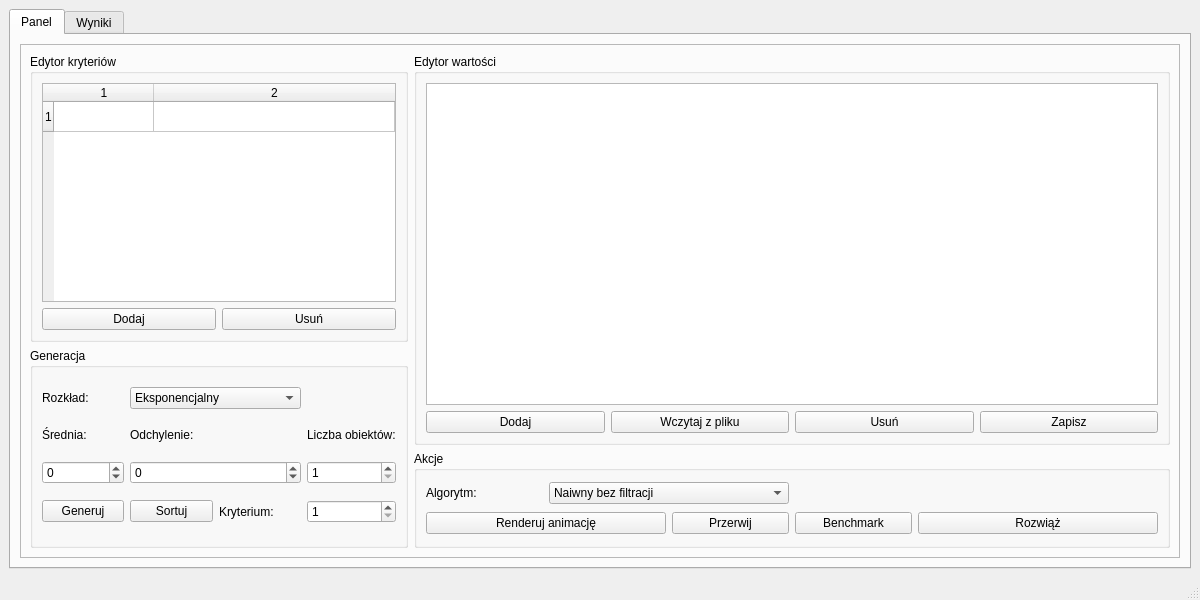
This is lab1/OW_GUI/form.ui in Julnowak/Optymalizacja-wielokryterialna as Qt 5 draws it before an edit. The edited form follows.
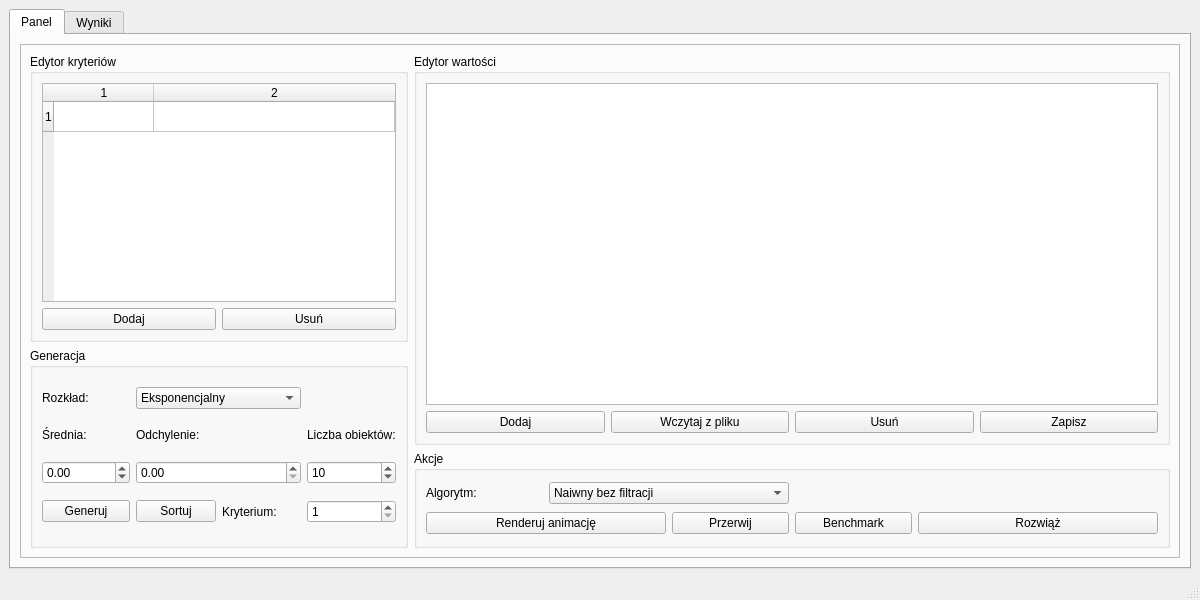
This is the edited form. Custom widgets are drawn as their Qt base class.

Patch:
```diff
--- a/lab1/OW_GUI/form.ui
+++ b/lab1/OW_GUI/form.ui
@@ -81,20 +81,6 @@
                 </property>
                </widget>
               </item>
-              <item row="2" column="0">
-               <widget class="QSpinBox" name="mean_num">
-                <property name="minimum">
-                 <number>-99</number>
-                </property>
-               </widget>
-              </item>
-              <item row="2" column="1" colspan="2">
-               <widget class="QSpinBox" name="odch_num">
-                <property name="minimum">
-                 <number>-99</number>
-                </property>
-               </widget>
-              </item>
               <item row="2" column="3">
                <widget class="QSpinBox" name="point_num">
                 <property name="minimum">
@@ -103,6 +89,9 @@
                 <property name="maximum">
                  <number>999999999</number>
                 </property>
+                <property name="value">
+                 <number>10</number>
+                </property>
                </widget>
               </item>
               <item row="3" column="0">
@@ -177,6 +166,26 @@
                 </property>
                </widget>
               </item>
+              <item row="2" column="1" colspan="2">
+               <widget class="QDoubleSpinBox" name="odch_num">
+                <property name="singleStep">
+                 <double>0.010000000000000</double>
+                </property>
+               </widget>
+              </item>
+              <item row="2" column="0">
+               <widget class="QDoubleSpinBox" name="mean_num">
+                <property name="minimum">
+                 <double>-99999999999999997168788049560464200849936328366177157906432.000000000000000</double>
+                </property>
+                <property name="maximum">
+                 <double>999999999999999993220948674361627976461708441944064.000000000000000</double>
+                </property>
+                <property name="singleStep">
+                 <double>0.010000000000000</double>
+                </property>
+               </widget>
+              </item>
              </layout>
             </widget>
            </item>
```
Left out of the diff: 4 changed lines with no effect on the pictures.
